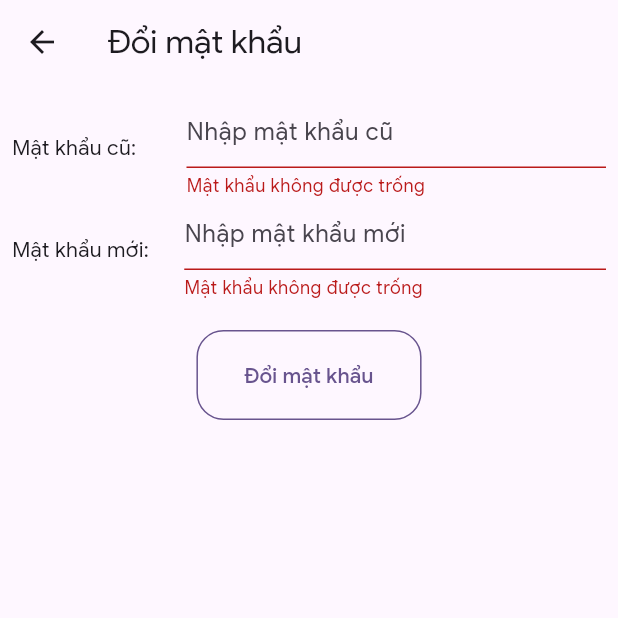
After one commit to DangVanKhanh2003/laptop-sales-website, a Flutter app: the ChangePassword screen opened directly, after a tap on "Đổi mật khẩu", on a phone screen of 412 x 824 dp, the top half of it. The commit adds this screen. Run offline on Flutter 3.47's test engine with Material 3 defaults, Android fonts, the phone set to English and light mode, and no system bars; drawn by our look-alikes of dynamic_color; our stand-ins replace cached_network_image, flutter_riverpod, get_it, material_symbols_icons, page_transition, shared_preferences; missing offline and left inert: window_manager; accounts and stored records are empty; network calls fail.

Commit message:
added setting, message, change password
Update

```diff
--- a/Application/lib/application.dart
+++ b/Application/lib/application.dart
@@ -1,7 +1,7 @@
 import 'package:flutter/material.dart';
 import 'package:flutter_riverpod/flutter_riverpod.dart';
 import 'package:shopping_app/model/theme.dart';
-import 'package:shopping_app/provider/theme_provider.dart';
+import 'package:shopping_app/provider/setting_provider.dart';
 import 'package:shopping_app/screen/login/login_page.dart';
 import 'package:dynamic_color/dynamic_color.dart';
 
@@ -20,7 +20,7 @@ class Application extends ConsumerWidget {
         darkTheme: MaterialDesign.darkTheme.copyWith(
           colorScheme: darkDynamic,
         ),
-        themeMode: ref.watch(themeProvider),
+        themeMode: ref.watch(settingProvider).themeData,
         home: const LoginPage(),
       ),
     );
--- a/Application/lib/screen/login/login_page.dart
+++ b/Application/lib/screen/login/login_page.dart
@@ -184,7 +184,8 @@ class _LoginPageState extends State<LoginPage> {
                               ),
                             ),
                             onTap: () {
-                              Navigator.of(context).push(MaterialPageRoute(
+                              Navigator.of(context)
+                                  .pushReplacement(MaterialPageRoute(
                                 builder: (context) => const RegisterPage(),
                               ));
                             },
--- a/Application/lib/screen/register/register_page.dart
+++ b/Application/lib/screen/register/register_page.dart
@@ -222,7 +222,8 @@ class _RegisterPageState extends State<RegisterPage> {
                               ),
                             ),
                             onTap: () {
-                              Navigator.of(context).push(MaterialPageRoute(
+                              Navigator.of(context)
+                                  .pushReplacement(MaterialPageRoute(
                                 builder: (context) => const LoginPage(),
                               ));
                             },
--- /dev/null
+++ b/Application/lib/screen/setting/change_password/change_password.dart
@@ -0,0 +1,158 @@
+import 'package:flutter/material.dart';
+import 'package:material_symbols_icons/material_symbols_icons.dart';
+import 'package:page_transition/page_transition.dart';
+import 'package:shopping_app/screen/setting/change_password/change_fail.dart';
+import 'package:shopping_app/screen/setting/change_password/change_success.dart';
+
+class ChangePassword extends StatefulWidget {
+  const ChangePassword({super.key});
+
+  @override
+  State<ChangePassword> createState() => _ChangePasswordState();
+}
+
+class _ChangePasswordState extends State<ChangePassword> {
+  late final GlobalKey<FormState> _formKey;
+
+  late final TextEditingController _oldPasswordController;
+
+  late final TextEditingController _newPasswordController;
+
+  @override
+  void initState() {
+    super.initState();
+    _formKey = GlobalKey<FormState>();
+    _newPasswordController = TextEditingController();
+    _oldPasswordController = TextEditingController();
+  }
+
+  @override
+  void dispose() {
+    super.dispose();
+  }
+
+  void _toSucessScreen() {
+    Navigator.of(context).pushReplacement(
+      PageTransition(
+        child: const ChangeSuccess(),
+        type: PageTransitionType.fade,
+        duration: const Duration(milliseconds: 500),
+      ),
+    );
+  }
+
+  void _toErrorScreen(String e) {
+    Navigator.of(context).pushReplacement(
+      PageTransition(
+        child: ChangeFail(error: e),
+        type: PageTransitionType.fade,
+        duration: const Duration(milliseconds: 500),
+      ),
+    );
+  }
+
+  @override
+  Widget build(BuildContext context) {
+    return Scaffold(
+      appBar: AppBar(
+        title: const Text('Đổi mật khẩu'),
+      ),
+      body: Padding(
+        padding: const EdgeInsets.all(8.0),
+        child: Form(
+          key: _formKey,
+          child: Column(
+            children: [
+              Row(
+                children: [
+                  const Text('Mật khẩu cũ: '),
+                  const SizedBox(width: 30),
+                  Expanded(
+                    child: TextFormField(
+                      controller: _oldPasswordController,
+                      decoration: const InputDecoration(
+                        hintText: 'Nhập mật khẩu cũ',
+                      ),
+                      obscureText: true,
+                      validator: (String? value) {
+                        if (value == null || value.isEmpty) {
+                          return 'Mật khẩu không được trống';
+                        }
+                        if (!RegExp(
+                                r'^(?=.*?[A-Z])(?=.*?[a-z])(?=.*?[0-9])(?=.*?[!@#\$&*~]).{6,}$')
+                            .hasMatch(value)) {
+                          return 'Mật khẩu không hợp lệ';
+                        }
+                        return null;
+                      },
+                    ),
+                  ),
+                ],
+              ),
+              Row(
+                children: [
+                  const Text('Mật khẩu mới: '),
+                  const SizedBox(width: 20),
+                  Expanded(
+                    child: TextFormField(
+                      controller: _oldPasswordController,
+                      decoration: const InputDecoration(
+                        hintText: 'Nhập mật khẩu mới',
+                      ),
+                      obscureText: true,
+                      validator: (String? value) {
+                        if (value == null || value.isEmpty) {
+                          return 'Mật khẩu không được trống';
+                        }
+                        if (!RegExp(
+                                r'^(?=.*?[A-Z])(?=.*?[a-z])(?=.*?[0-9])(?=.*?[!@#\$&*~]).{6,}$')
+                            .hasMatch(value)) {
+                          return 'Mật khẩu không hợp lệ';
+                        }
+                        if (_newPasswordController.text ==
+                            _oldPasswordController.text) {
+                          return 'Mật khẩu mới không được trùng mật khẩu cũ';
+                        }
+                        return null;
+                      },
+                    ),
+                  ),
+                ],
+              ),
+              const SizedBox(height: 20.0),
+              TextButton(
+                style: ButtonStyle(
+                  shape: WidgetStateProperty.all<RoundedRectangleBorder>(
+                    RoundedRectangleBorder(
+                      borderRadius: BorderRadius.circular(18.0),
+                      side: BorderSide(
+                        color: Theme.of(context).colorScheme.primary,
+                      ),
+                    ),
+                  ),
+                ),
+                onPressed: () async {
+                  if (_formKey.currentState!.validate()) {
+                    try {
+                      // TODO : Thêm tính năng đổi mk
+                      _toSucessScreen();
+                    } catch (e) {
+                      _toErrorScreen(e.toString());
+                    }
+                  }
+                },
+                child: const Padding(
+                  padding: EdgeInsets.symmetric(
+                    horizontal: 20.0,
+                    vertical: 12.0,
+                  ),
+                  child: Text('Đổi mật khẩu'),
+                ),
+              ),
+            ],
+          ),
+        ),
+      ),
+    );
+  }
+}
```
Also changed, not shown: Application/lib/provider/setting_provider.dart (added, +73 -0 lines), Application/lib/provider/theme_provider.dart (deleted, +0 -33 lines), Application/lib/screen/category/category_page.dart (+8 -5 lines), Application/lib/screen/message/message_empty.dart (added, +38 -0 lines), Application/lib/screen/message/message_list.dart (added, +19 -0 lines), Application/lib/screen/message/message_page.dart (added, +21 -0 lines), Application/lib/screen/root/root_screen.dart (+3 -5 lines), Application/lib/screen/setting/account_setting.dart (+29 -2 lines), Application/lib/screen/setting/application_setting.dart (+88 -12 lines), Application/lib/screen/setting/change_password/change_fail.dart (added, +66 -0 lines), Application/lib/screen/setting/change_password/change_success.dart (added, +59 -0 lines), Application/lib/screen/setting/privacy_policy.dart (added, +95 -0 lines), Application/lib/screen/setting/store_setting.dart (+0 -11 lines), 1 other file.
